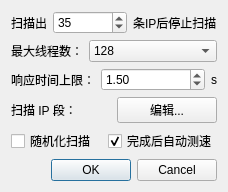
Before: the Qt Designer form dlgScan.ui in GoodCoder666/GoogleTranslate_IPFinder, drawn with Qt 5.
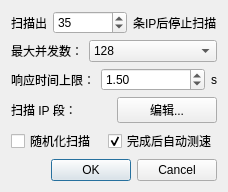
After: the same form once the commit is applied.

Patch:
```diff
--- a/dlgScan.ui
+++ b/dlgScan.ui
@@ -56,7 +56,7 @@
      <item>
       <widget class="QLabel" name="labThreads">
        <property name="text">
-        <string>最大线程数：</string>
+        <string>最大并发数：</string>
        </property>
       </widget>
      </item>
```
Left out of the diff: 17 changed lines with no effect on the pictures.
